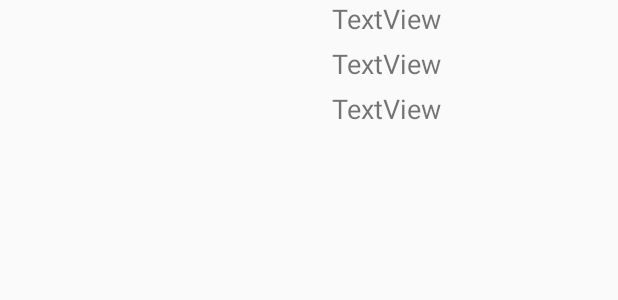
After one commit to GBNREDDY/UserRegisgtrationPDF, an Android app: the layout singleview.xml on its own in the app's theme, with its tools: preview values and no code run, on a phone screen of 412 x 824 dp. The commit adds this screen. Shown: the top 300 px of the screen. Run offline under Robolectric (Android 15) with nearby library versions, the phone set to English and light mode, and no system bars.

Commit message:
sqlite image to db

```diff
--- a/app/src/main/res/layout/activity_registration.xml
+++ b/app/src/main/res/layout/activity_registration.xml
@@ -161,10 +161,7 @@
             android:layout_width="50dp"
             android:layout_height="50dp"
             android:id="@+id/captureimg"/>
-        <ImageView
-            android:layout_width="50dp"
-            android:layout_height="50dp"
-            android:id="@+id/dbcaptureimg"/>
+
     </LinearLayout>
     <Button
         android:layout_width="wrap_content"
--- /dev/null
+++ b/app/src/main/res/layout/singleview.xml
@@ -0,0 +1,40 @@
+<?xml version="1.0" encoding="utf-8"?>
+<LinearLayout xmlns:android="http://schemas.android.com/apk/res/android"
+    android:orientation="horizontal" android:layout_width="match_parent"
+    android:layout_height="match_parent">
+    <ImageView
+        android:layout_width="103dp"
+        android:layout_height="81dp"
+        android:id="@+id/dbcaptureimg"/>
+<LinearLayout
+    android:layout_width="match_parent"
+    android:layout_height="wrap_content"
+    android:orientation="vertical">
+    <TextView
+        android:text="TextView"
+        android:layout_width="wrap_content"
+        android:layout_height="wrap_content"
+        android:textSize="18sp"
+        android:id="@+id/textView2"
+        android:layout_gravity="center_horizontal"
+        android:layout_marginBottom="5dp"/>
+
+    <TextView
+        android:text="TextView"
+        android:layout_width="wrap_content"
+        android:layout_height="wrap_content"
+        android:id="@+id/textView"
+        android:textSize="18sp"
+        android:layout_marginBottom="5dp"
+        android:layout_gravity="center_horizontal"/>
+
+    <TextView
+        android:text="TextView"
+        android:layout_width="wrap_content"
+        android:layout_height="wrap_content"
+        android:textSize="18sp"
+        android:id="@+id/textView3"
+        android:layout_gravity="center_horizontal"
+        android:layout_marginBottom="5dp"/>
+</LinearLayout>
+</LinearLayout>
```
Also changed, not shown: app/src/main/AndroidManifest.xml (+7 -5 lines), app/src/main/java/commonapistqc/com/aadhaarupdate/syntizen/com/userregisgtrationpdf/Data.java (+12 -3 lines), app/src/main/java/commonapistqc/com/aadhaarupdate/syntizen/com/userregisgtrationpdf/ListActivity.java (+102 -11 lines), app/src/main/java/commonapistqc/com/aadhaarupdate/syntizen/com/userregisgtrationpdf/MyDatabase.java (+2 -13 lines), app/src/main/java/commonapistqc/com/aadhaarupdate/syntizen/com/userregisgtrationpdf/RegistrationActivity.java (+5 -29 lines).
